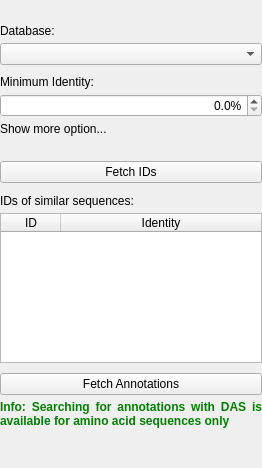
Before: the Qt Designer form src/corelibs/U2View/src/ov_sequence/Das/ui/DasOptionsPanelWidget.ui in violethaze74/ugene, drawn with Qt 5.
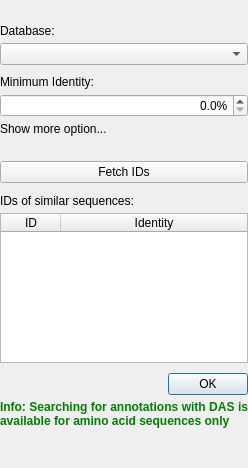
After: the same form once the commit is applied.

Commit message: Help system for all dialogs, UI improvements for all dialogs.

The edit to the form file:
```diff
--- a/src/corelibs/U2View/src/ov_sequence/Das/ui/DasOptionsPanelWidget.ui
+++ b/src/corelibs/U2View/src/ov_sequence/Das/ui/DasOptionsPanelWidget.ui
@@ -6,7 +6,7 @@
    <rect>
     <x>0</x>
     <y>0</y>
-    <width>262</width>
+    <width>248</width>
     <height>468</height>
    </rect>
   </property>
@@ -286,17 +286,14 @@
      <property name="sizeConstraint">
       <enum>QLayout::SetMinAndMaxSize</enum>
      </property>
+    </layout>
+   </item>
      <item>
-      <widget class="QPushButton" name="annotateButton">
-       <property name="toolTip">
-        <string>Load annotations from DAS by selected ID(s)</string>
-       </property>
-       <property name="text">
-        <string>Fetch Annotations</string>
-       </property>
-      </widget>
-     </item>
-    </layout>
+    <widget class="QDialogButtonBox" name="buttonBox">
+     <property name="standardButtons">
+      <set>QDialogButtonBox::Ok</set>
+     </property>
+    </widget>
    </item>
    <item>
     <widget class="QLabel" name="lblInfoMessage">
```
Lines whose indentation alone changed are shown as unchanged. The commit also changes 309 other files.
